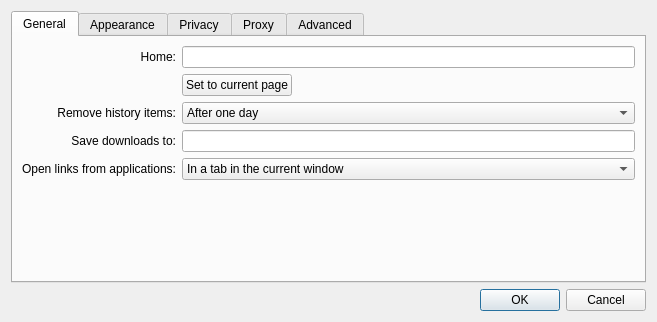
Old version of the form src/settings.ui in the repository EndorphinBrowser/browser.
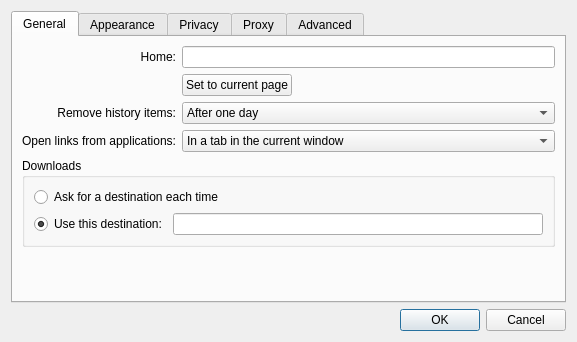
New version of the form.

Commit message: Add the option to have the download manager always prompt the user for where to save downloaded files.

The edit to the form file:
```diff
--- a/src/settings.ui
+++ b/src/settings.ui
@@ -5,8 +5,8 @@
    <rect>
     <x>0</x>
     <y>0</y>
-    <width>657</width>
-    <height>322</height>
+    <width>577</width>
+    <height>342</height>
    </rect>
   </property>
   <property name="windowTitle" >
@@ -29,14 +29,6 @@
       <number>0</number>
      </property>
      <widget class="QWidget" name="tab" >
-      <property name="geometry" >
-       <rect>
-        <x>0</x>
-        <y>0</y>
-        <width>627</width>
-        <height>243</height>
-       </rect>
-      </property>
       <attribute name="title" >
        <string>General</string>
       </attribute>
@@ -119,19 +111,6 @@
         </widget>
        </item>
        <item row="3" column="0" >
-        <widget class="QLabel" name="label_7" >
-         <property name="text" >
-          <string>Save downloads to:</string>
-         </property>
-         <property name="alignment" >
-          <set>Qt::AlignRight|Qt::AlignTrailing|Qt::AlignVCenter</set>
-         </property>
-        </widget>
-       </item>
-       <item row="3" column="1" colspan="2" >
-        <widget class="QLineEdit" name="downloadsLocation" />
-       </item>
-       <item row="4" column="0" >
         <widget class="QLabel" name="label_8" >
          <property name="text" >
           <string>Open links from applications:</string>
@@ -141,7 +120,7 @@
          </property>
         </widget>
        </item>
-       <item row="4" column="1" colspan="2" >
+       <item row="3" column="1" colspan="2" >
         <widget class="QComboBox" name="openLinksIn" >
          <item>
           <property name="text" >
@@ -155,7 +134,7 @@
          </item>
         </widget>
        </item>
-       <item row="5" column="1" colspan="2" >
+       <item row="5" column="0" colspan="3" >
         <spacer>
          <property name="orientation" >
           <enum>Qt::Vertical</enum>
@@ -168,6 +147,39 @@
          </property>
         </spacer>
        </item>
+       <item row="4" column="0" colspan="3" >
+        <widget class="QGroupBox" name="groupBox_2" >
+         <property name="title" >
+          <string>Downloads</string>
+         </property>
+         <layout class="QVBoxLayout" name="verticalLayout_4" >
+          <item>
+           <widget class="QRadioButton" name="downloadAsk" >
+            <property name="text" >
+             <string>Ask for a destination each time</string>
+            </property>
+           </widget>
+          </item>
+          <item>
+           <layout class="QHBoxLayout" name="horizontalLayout" >
+            <item>
+             <widget class="QRadioButton" name="downloadDestination" >
+              <property name="text" >
+               <string>Use this destination:</string>
+              </property>
+              <property name="checked" >
+               <bool>true</bool>
+              </property>
+             </widget>
+            </item>
+            <item>
+             <widget class="QLineEdit" name="downloadsLocation" />
+            </item>
+           </layout>
+          </item>
+         </layout>
+        </widget>
+       </item>
       </layout>
      </widget>
      <widget class="QWidget" name="tab_3" >
```
Left out of the diff: 109 changed lines with no effect on the pictures. The commit also changes 2 other files.
